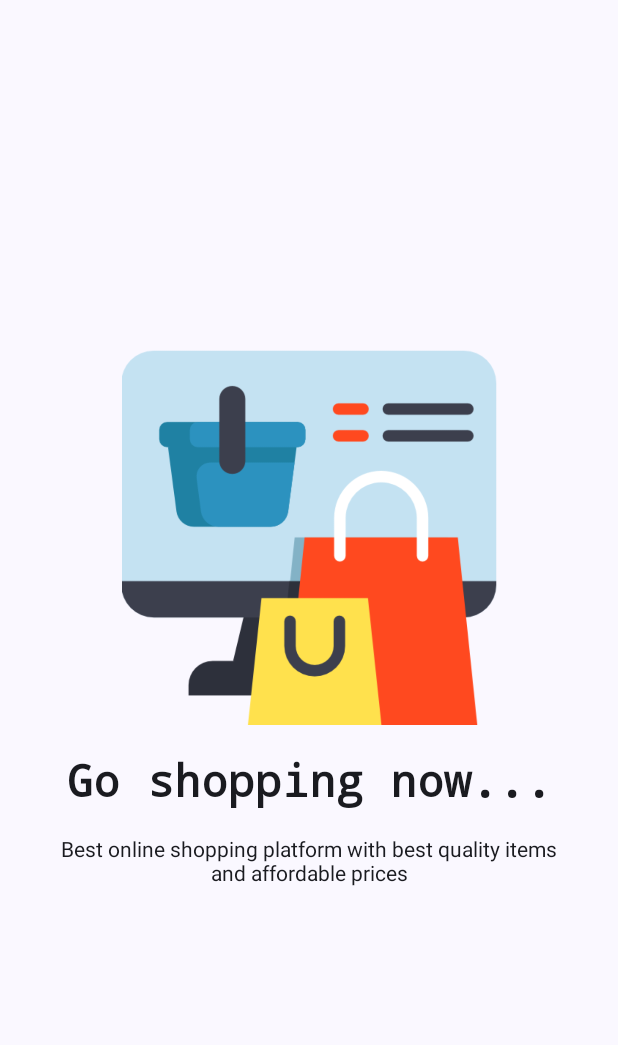
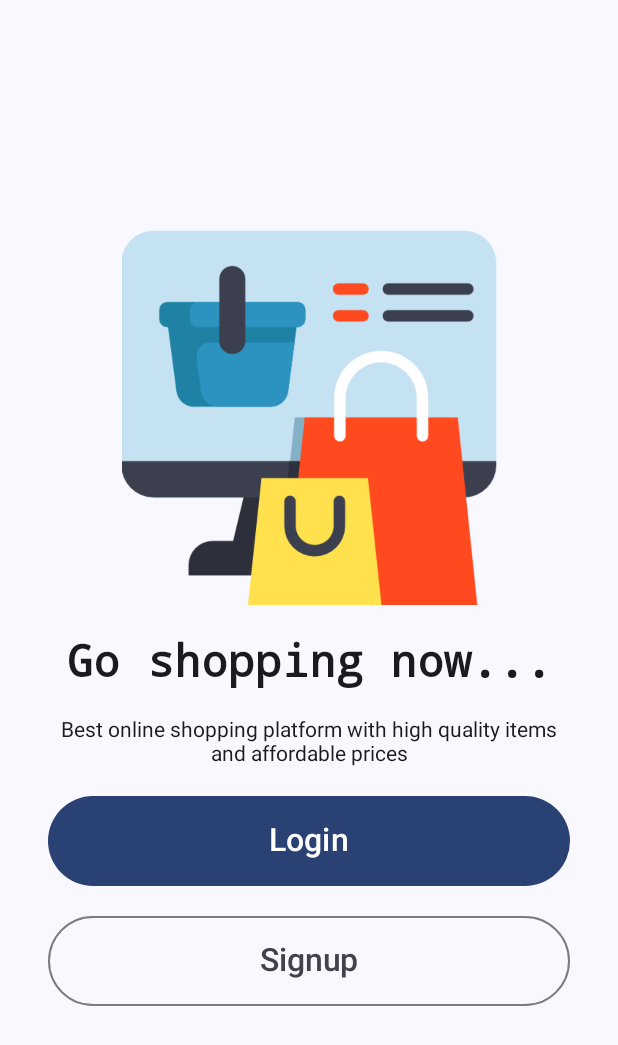
Before and after one commit to addiscodr/easy-shop, an Android app built with Jetpack Compose: the screen it shows after launch (MainActivity), on a phone screen of 412 x 824 dp. Shown: the top 1045 px of the screen. Run offline under Robolectric (Android 15) with nearby library versions, the phone set to English and light mode, and no system bars.

Commit message:
Modify AuthScreen.kt

```diff
--- a/app/src/main/java/com/addiscodr/easyshop/screens/AuthScreen.kt
+++ b/app/src/main/java/com/addiscodr/easyshop/screens/AuthScreen.kt
@@ -8,6 +8,8 @@ import androidx.compose.foundation.layout.fillMaxSize
 import androidx.compose.foundation.layout.fillMaxWidth
 import androidx.compose.foundation.layout.height
 import androidx.compose.foundation.layout.padding
+import androidx.compose.material3.Button
+import androidx.compose.material3.OutlinedButton
 import androidx.compose.material3.Text
 import androidx.compose.runtime.Composable
 import androidx.compose.ui.Alignment
@@ -46,12 +48,23 @@ fun AuthScreen(modifier: Modifier = Modifier){
             ))
         Spacer(modifier = Modifier.height(20.dp))
 
-        Text(text = "Best online shopping platform with best quality items and affordable prices",
+        Text(text = "Best online shopping platform with high quality items and affordable prices",
             style = TextStyle(
 
                 textAlign = TextAlign.Center
 
             ))
+        Spacer(modifier = Modifier.height(20.dp))
+
+        Button(onClick = {}, modifier = Modifier.fillMaxWidth().height(60.dp)) {
+            Text(text = "Login", fontSize = 21.sp)
+        }
+
+        Spacer(modifier = Modifier.height(20.dp))
+
+        OutlinedButton(onClick = {}, modifier = Modifier.fillMaxWidth().height(60.dp)) {
+            Text(text = "Signup", fontSize = 21.sp)
+        }
 
 
     }
```
